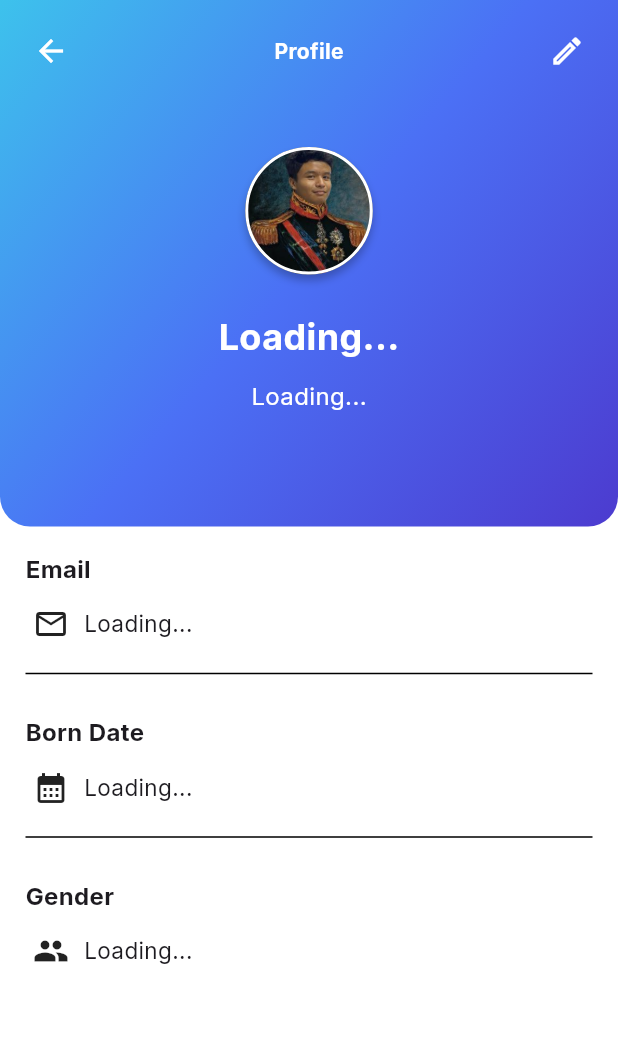
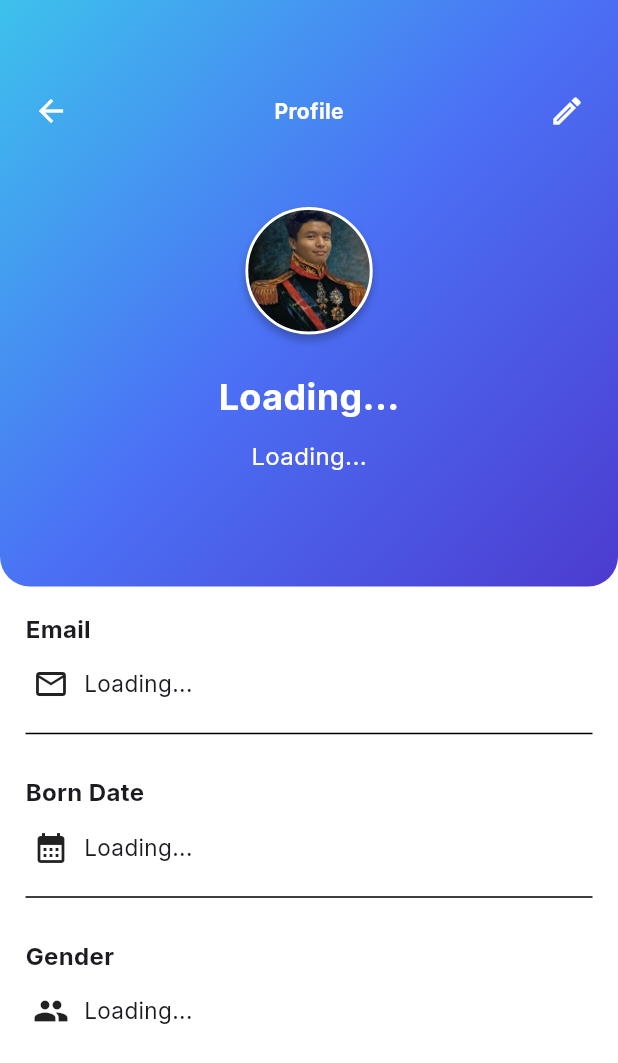
Before and after one commit to edselford/PayDay, a Flutter app: the ProfilePage screen opened by its route, on a phone screen of 412 x 824 dp. Shown: the top 1063 px of the screen. Run offline on Flutter 3.47's test engine with Material 3 defaults, Android fonts, the phone set to English and light mode, and no system bars; our stand-ins replace flutter_secure_storage, flutter_svg, google_fonts; missing offline and left inert: month_year_picker; accounts and stored records are empty; network calls fail.

Commit message:
Fix some bug

```diff
--- a/flutter/lib/pages/login.dart
+++ b/flutter/lib/pages/login.dart
@@ -28,7 +28,9 @@ class LoginPageState extends State<LoginPage> {
       alert(context, "Username & password can't be empty");
       return;
     }
-    Auth.login(context, _emailController.text, _passwordController.text);
+    Auth.login(context, _emailController.text, _passwordController.text).catchError((err) {
+      alert(context, err);
+    });
   }
 
   // @override
--- a/flutter/lib/pages/profile/profile.dart
+++ b/flutter/lib/pages/profile/profile.dart
@@ -41,7 +41,7 @@ class _ProfilePageState extends State<ProfilePage> {
               ),
             ),
             child: Padding(
-              padding: const EdgeInsets.all(10.0),
+              padding: const EdgeInsets.only(left: 10.0, bottom: 10.0, right: 10.0, top: 50),
               child: Column(
                 children: [
                   Row(
--- a/flutter/lib/services/auth.dart
+++ b/flutter/lib/services/auth.dart
@@ -26,7 +26,7 @@ class Auth {
     }
   }
 
-  static void login(BuildContext context, String email, String password) async {
+  static Future<void> login(BuildContext context, String email, String password) async {
     var res = await http
         .post(
       Uri.parse("$BASE_URL/login"),
```
Also changed, not shown: 4 other files.
